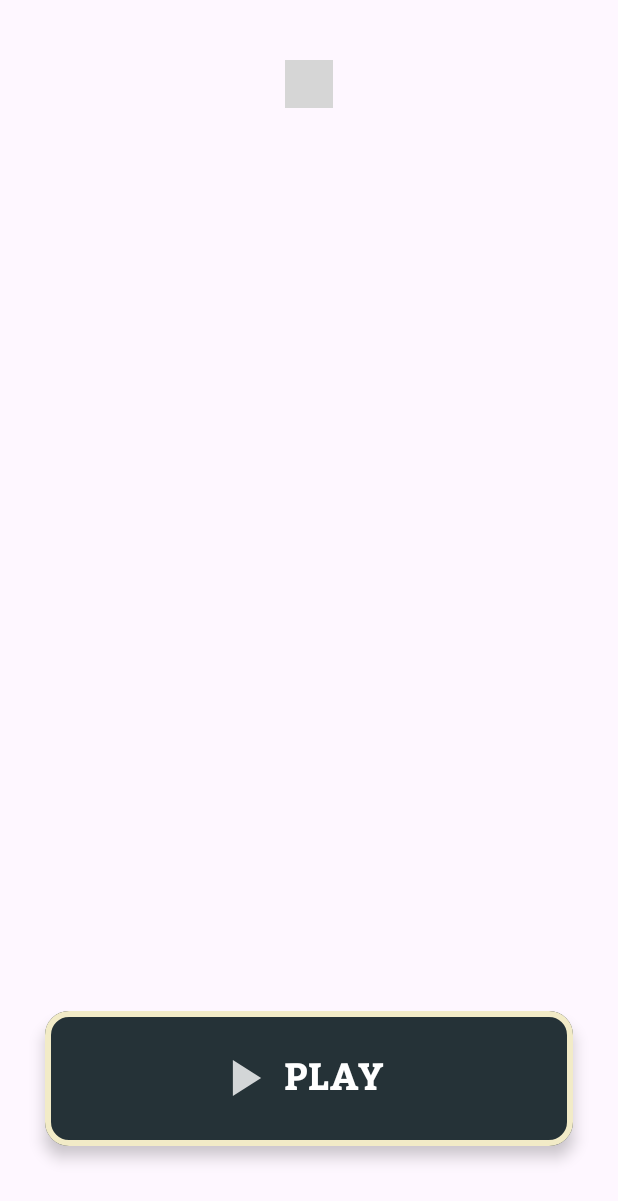
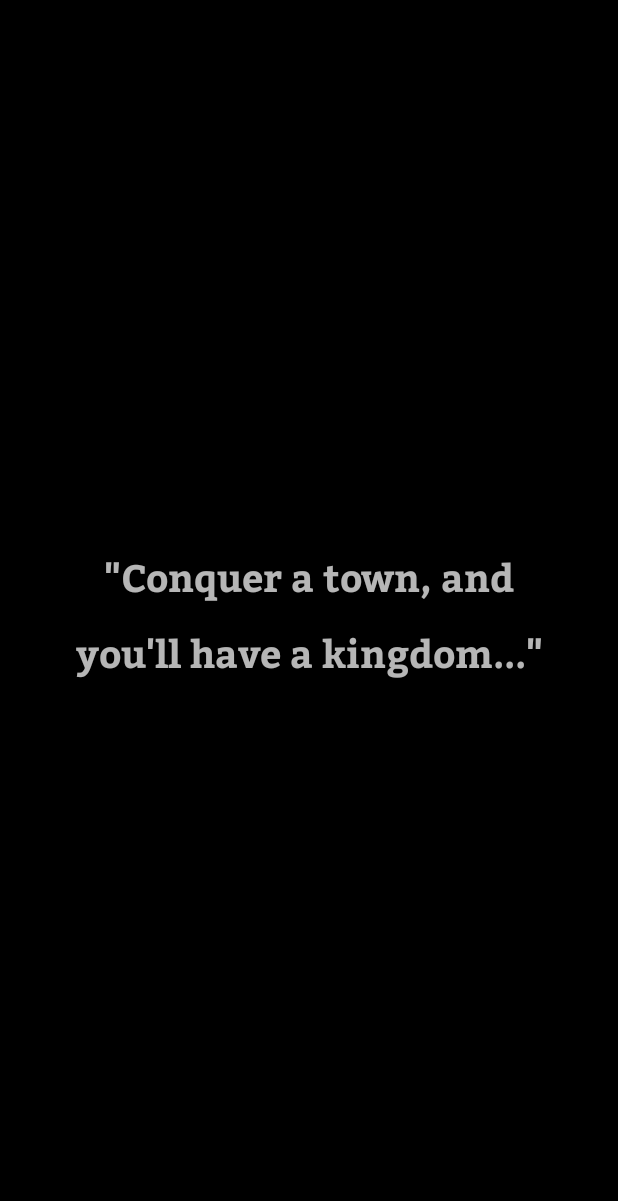
Before and after one commit to crrauldam/TFG-The_Climb_Within, an Android app: the screen it shows after launch (TowerSelection), after a tap on an icon or button, on a phone screen of 412 x 824 dp. Shown: the top 1201 px of the screen. Run offline under Robolectric (Android 15) with nearby library versions, the phone set to English and light mode, and no system bars; our stand-ins replace Firebase (no records; nobody signed in at launch, a user with empty details on screens opened directly); libraries missing offline, so code that uses them is left out: com.tbuonomo.viewpagerdotsindicator; plain views replace WormDotsIndicator; 5 statements that could not run were skipped; 2 other taps on this screen came first; grey boxes are pictures that could not be loaded.

Commit message:
updated callback, intro narration for first time players when starting game after the "touch to start"

```diff
--- a/app/src/main/java/com/jatora/tfg_the_climb_within/BattleScreen.java
+++ b/app/src/main/java/com/jatora/tfg_the_climb_within/BattleScreen.java
@@ -461,6 +461,11 @@ public class BattleScreen extends AppCompatActivity {
                             }
 
                             @Override
+                            public void onSuccess(Context context) {
+
+                            }
+
+                            @Override
                             public void onFailure(String errorMessage) {
 
                             }
@@ -483,6 +488,11 @@ public class BattleScreen extends AppCompatActivity {
                                             public void onSuccess() {
                                                 Log.d(TAG, "unlocking cards to be played");
                                                 blockCardClicking.setVisibility(View.GONE);
+                                            }
+
+                                            @Override
+                                            public void onSuccess(Context context) {
+
                                             }
 
                                             @Override
@@ -1135,6 +1145,11 @@ public class BattleScreen extends AppCompatActivity {
                         }
 
                         @Override
+                        public void onSuccess(Context context) {
+
+                        }
+
+                        @Override
                         public void onFailure(String errorMessage) {
 
                         }
--- a/app/src/main/java/com/jatora/tfg_the_climb_within/Callback_TCW.java
+++ b/app/src/main/java/com/jatora/tfg_the_climb_within/Callback_TCW.java
@@ -1,9 +1,12 @@
 package com.jatora.tfg_the_climb_within;
+
+import android.content.Context;
 
 import java.io.Serializable;
 
 // extends another interface (Serializable) for making it able to be passed between activities
 public interface Callback_TCW extends Serializable {
     public void onSuccess();
+    public void onSuccess(Context context);
     public void onFailure(String errorMessage);
 }
--- a/app/src/main/java/com/jatora/tfg_the_climb_within/Player.java
+++ b/app/src/main/java/com/jatora/tfg_the_climb_within/Player.java
@@ -7,7 +7,7 @@ public class Player extends Entity {
 //    private int maxhp;
 //    private int hp;
     private long timestamp;
-    private boolean isfirstime;
+    private boolean isFirstTime;
     private Integer[] unlocked_cards;
     private int tower_coins;
     private int[] unlocked_towers;
@@ -149,12 +149,12 @@ public class Player extends Entity {
 //    }
 
 
-    public boolean isIsfirstime() {
-        return isfirstime;
+    public boolean isFirstTime() {
+        return isFirstTime;
     }
 
-    public void setIsfirstime(boolean isfirstime) {
-        this.isfirstime = isfirstime;
+    public void setFirstTime(boolean firstTime) {
+        this.isFirstTime = firstTime;
     }
 
     public long getTimestamp() {
--- a/app/src/main/java/com/jatora/tfg_the_climb_within/TowerSelection.java
+++ b/app/src/main/java/com/jatora/tfg_the_climb_within/TowerSelection.java
@@ -1,30 +1,37 @@
 package com.jatora.tfg_the_climb_within;
 
+import android.content.Context;
 import android.content.Intent;
 import android.os.Bundle;
 import android.os.Handler;
 import android.util.Log;
 import android.view.Gravity;
+import android.widget.TextView;
 import android.widget.Toast;
 
 import androidx.activity.EdgeToEdge;
 import androidx.appcompat.app.AppCompatActivity;
+import androidx.constraintlayout.widget.ConstraintLayout;
 import androidx.core.graphics.Insets;
 import androidx.core.view.ViewCompat;
 import androidx.core.view.WindowInsetsCompat;
 import androidx.viewpager2.widget.ViewPager2;
 
 import com.google.android.material.floatingactionbutton.ExtendedFloatingActionButton;
+import com.google.firebase.auth.FirebaseAuth;
 import com.tbuonomo.viewpagerdotsindicator.WormDotsIndicator;
 
 public class TowerSelection extends AppCompatActivity {
+    FirebaseAuth mAuth;
+
     private Player player;
-
-    private int actualFragment = 0;
 
 //    ImageButton leftArrow, rightArrow;
 
     ExtendedFloatingActionButton playButton;
+
+    TextView storyNarrationView;
+    ConstraintLayout storyNarrationBackground;
 
     @Override
     protected void onCreate(Bundle savedInstanceState) {
@@ -43,6 +50,44 @@ public class TowerSelection extends AppCompatActivity {
         final String TAG = "TowerSelection-onCreate";
 
         playButton = findViewById(R.id.playButton);
+        player = PlayerManager.getInstance(this);
+
+        storyNarrationView = findViewById(R.id.storyNarrationView);
+        storyNarrationBackground = findViewById(R.id.storyNarrationBackground);
+
+        mAuth = FirebaseAuth.getInstance();
+
+        // play story narration for first time player, intro for the game
+        if (player.isFirstTime()) {
+            Log.d(TAG, "First time player, playing story narration...");
+
+            // play narration
+            new Handler().postDelayed(() -> {
+                Utils.playStoryNarration(this, storyNarrationBackground, storyNarrationView,"intro", new Callback_TCW() {
+                    @Override
+                    public void onSuccess() {
+
+                    }
+
+                    @Override
+                    public void onSuccess(Context context) {
+                        // when first time narration is done playing then set first time to false
+                        player.setFirstTime(false);
+                        PlayerManager.setInstance(player); // save player instance
+                        PlayerManager.savePlayerData(context, player); // save into local file
+                        // if there is a google session stored then save to remote
+                        if (mAuth.getCurrentUser() != null) {
+                            PlayerManager.saveToRemoteFromLocal(context, mAuth.getCurrentUser());
+                        }
+                    }
+
+                    @Override
+                    public void onFailure (String errorMessage){
+
+                    }
+                });
+            }, 1000);
+        }
 
         // VIEWPAGER FUNCTIONALITY (CARROUSEL-LIKE FRAGMENT DISPLAY)
         ViewPager2 viewPager = findViewById(R.id.viewPager);
@@ -51,7 +96,6 @@ public class TowerSelection extends AppCompatActivity {
         // creation of adapter
         SelectionAdapter selectionAdapter = new SelectionAdapter(this);
         viewPager.setAdapter(selectionAdapter);
-
 
         viewPager.registerOnPageChangeCallback(new ViewPager2.OnPageChangeCallback() {
             @Override
@@ -91,7 +135,6 @@ public class TowerSelection extends AppCompatActivity {
 //            }
 //        });
 
-        player = PlayerManager.getInstance(this);
 
         playButton.setOnClickListener(v -> {
             Log.d(TAG, "Play button clicked");
--- a/app/src/main/java/com/jatora/tfg_the_climb_within/Utils.java
+++ b/app/src/main/java/com/jatora/tfg_the_climb_within/Utils.java
@@ -40,7 +40,7 @@ public class Utils {
     // TODO: CHANGE THIS DATA TO "DEFAULT_SAVE_DATA" AND CHANGE CONTENT TO **REAL** DEFAULT SAVE DATA
     private static final String DEFAULT_TEST_SAVE_DATA = "{\n" +
             "    \"player\": {\n" +
-            "        \"isfirstime\": True,\n" +
+            "        \"isFirstTime\": true,\n" +
             "        \"timestamp\": 0,\n" +
             "        \"name\": \"\",\n" +
             "        \"maxhp\": 100,\n" +
@@ -138,7 +138,6 @@ public class Utils {
     /**
      * Retrieve language of device. If language is not set, it defaults to English.
      *
-     * @param context
      * @return 0 = English | 1 = Spanish
      */
     public static int getLang() {
@@ -459,11 +458,11 @@ public class Utils {
         fadeIn.start();
 
         new Handler().postDelayed(() -> {
-            playDialogueSequence(storyNarrationBackground, storyNarrationView, narration.getDialogues(), 0, callback);
+            playDialogueSequence(context, storyNarrationBackground, storyNarrationView, narration.getDialogues(), 0, callback);
         }, 700);
     }
 
-    private static void playDialogueSequence(ConstraintLayout storyNarrationBackground, TextView storyNarrationView, List<String> dialogues, int index, Callback_TCW callback) {
+    private static void playDialogueSequence(Context context, ConstraintLayout storyNarrationBackground, TextView storyNarrationView, List<String> dialogues, int index, Callback_TCW callback) {
         long fadeDuration = 700;
         long waitDuration = 3000;
 
@@ -479,7 +478,7 @@ public class Utils {
             });
             fadeOutBackground.start();
             // since all dialogues have been shown, call the onSuccess() method on callback
-            callback.onSuccess();
+            callback.onSuccess(context);
             return; // exit when all dialogues are shown
 
         }
@@ -501,7 +500,7 @@ public class Utils {
         set.addListener(new AnimatorListenerAdapter() {
             @Override
             public void onAnimationEnd(Animator animation) {
-                playDialogueSequence(storyNarrationBackground, storyNarrationView, dialogues, index + 1, callback); // Call next dialogue
+                playDialogueSequence(context, storyNarrationBackground, storyNarrationView, dialogues, index + 1, callback); // Call next dialogue
             }
         });
 
--- a/app/src/main/res/layout/activity_battle_screen.xml
+++ b/app/src/main/res/layout/activity_battle_screen.xml
@@ -159,7 +159,7 @@
 
     </LinearLayout>
 
-    <!--    NARRATION VIEW -->
+    <!--    NARRATION VIEW (NOT STORY, JUST HINTS) -->
     <TextView
         android:id="@+id/narrationView"
         android:layout_width="match_parent"
--- a/app/src/main/res/layout/activity_tower_selection.xml
+++ b/app/src/main/res/layout/activity_tower_selection.xml
@@ -110,4 +110,45 @@
 <!--            android:src ="@drawable/right_arrow_icon"-->
 <!--            />-->
 
+    <!--    FOR STORY NARRATIONS IN THE GAME, SET AS GONE FOR CHECKING THE REST OF THE LAYOUT -->
+    <androidx.constraintlayout.widget.ConstraintLayout
+        android:id="@+id/storyNarrationBackground"
+        android:layout_width="match_parent"
+        android:layout_height="match_parent"
+        android:clickable="true"
+        android:contextClickable="true"
+        android:focusable="true"
+        android:focusableInTouchMode="true"
+        android:longClickable="true"
+        android:visibility="gone"
+        android:alpha="0"
+        android:translationZ="6dp"
+
+        app:layout_constraintTop_toTopOf="parent"
+        app:layout_constraintBottom_toBottomOf="parent"
+        app:layout_constraintStart_toStartOf="parent"
+        app:layout_constraintEnd_toEndOf="parent"
+        android:padding="50dp"
+
+        android:background="@color/black"
+        >
+
+        <TextView
+            android:id="@+id/storyNarrationView"
+            android:layout_width="wrap_content"
+            android:layout_height="wrap_content"
+
+            app:layout_constraintTop_toTopOf="parent"
+            app:layout_constraintBottom_toBottomOf="parent"
+            app:layout_constraintStart_toStartOf="parent"
+            app:layout_constraintEnd_toEndOf="parent"
+
+            android:fontFamily="@font/kadwa_bold"
+            android:textSize="25sp"
+            android:textColor="@color/white"
+            android:textAlignment="center"
+            />
+
+    </androidx.constraintlayout.widget.ConstraintLayout>
+
 </androidx.constraintlayout.widget.ConstraintLayout>
```
